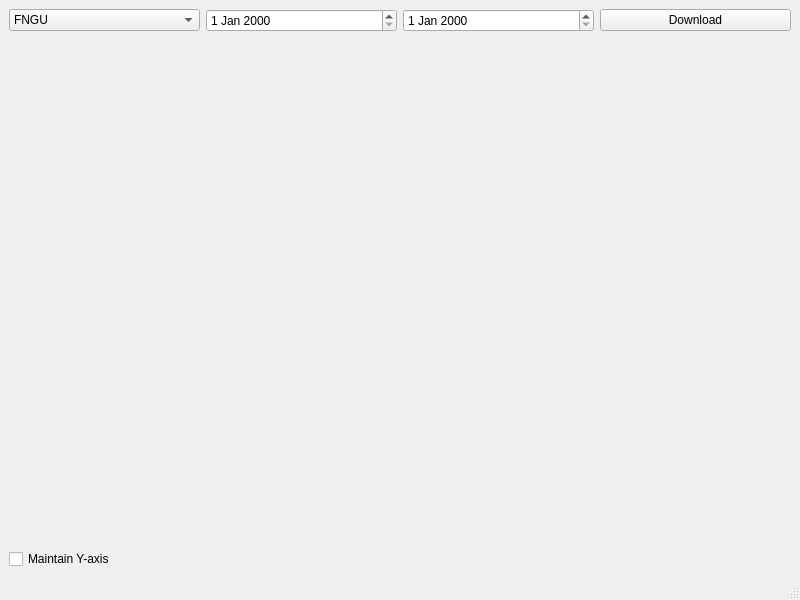
This is mainwindow.ui in NickReardon/Stock-Backtesting as Qt 5 draws it before an edit. The edited form follows.
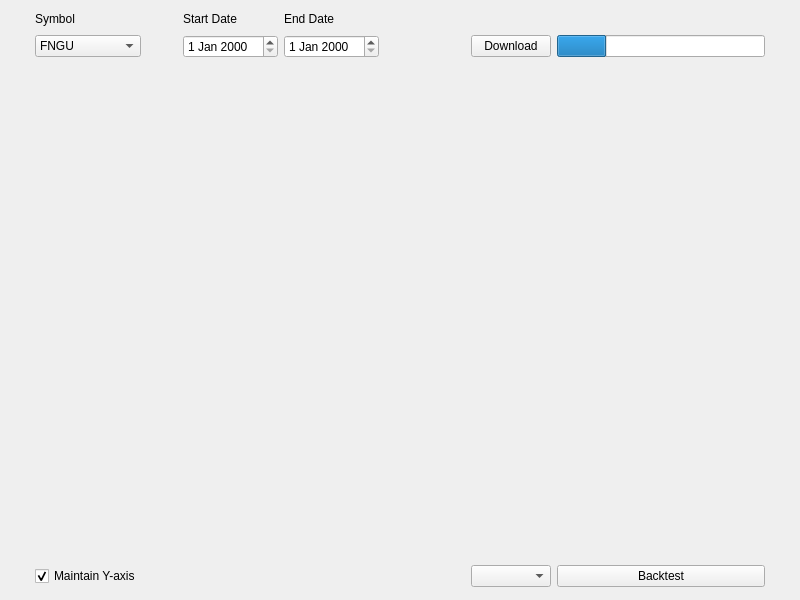
This is the edited form.

Commit message: Updated UI - Added backtest window - Added SMA

```diff
--- a/mainwindow.ui
+++ b/mainwindow.ui
@@ -15,17 +15,138 @@
   </property>
   <widget class="QWidget" name="centralwidget">
    <layout class="QGridLayout" name="gridLayout">
-    <item row="0" column="2">
+    <item row="1" column="3">
+     <widget class="QDateEdit" name="startDateEdit"/>
+    </item>
+    <item row="1" column="4">
      <widget class="QDateEdit" name="endDateEdit"/>
     </item>
+    <item row="5" column="0">
+     <spacer name="verticalSpacer_2">
+      <property name="orientation">
+       <enum>Qt::Orientation::Vertical</enum>
+      </property>
+      <property name="sizeType">
+       <enum>QSizePolicy::Policy::Fixed</enum>
+      </property>
+      <property name="sizeHint" stdset="0">
+       <size>
+        <width>20</width>
+        <height>30</height>
+       </size>
+      </property>
+     </spacer>
+    </item>
+    <item row="0" column="4">
+     <widget class="QLabel" name="endDateLabel">
+      <property name="sizePolicy">
+       <sizepolicy hsizetype="Fixed" vsizetype="Fixed">
+        <horstretch>0</horstretch>
+        <verstretch>0</verstretch>
+       </sizepolicy>
+      </property>
+      <property name="text">
+       <string>End Date</string>
+      </property>
+      <property name="alignment">
+       <set>Qt::AlignmentFlag::AlignBottom|Qt::AlignmentFlag::AlignLeading|Qt::AlignmentFlag::AlignLeft</set>
+      </property>
+     </widget>
+    </item>
+    <item row="1" column="2">
+     <spacer name="horizontalSpacer_3">
+      <property name="orientation">
+       <enum>Qt::Orientation::Horizontal</enum>
+      </property>
+      <property name="sizeType">
+       <enum>QSizePolicy::Policy::Maximum</enum>
+      </property>
+      <property name="sizeHint" stdset="0">
+       <size>
+        <width>30</width>
+        <height>20</height>
+       </size>
+      </property>
+     </spacer>
+    </item>
+    <item row="0" column="1">
+     <widget class="QLabel" name="symbolLabel">
+      <property name="sizePolicy">
+       <sizepolicy hsizetype="Fixed" vsizetype="Fixed">
+        <horstretch>0</horstretch>
+        <verstretch>0</verstretch>
+       </sizepolicy>
+      </property>
+      <property name="text">
+       <string>Symbol</string>
+      </property>
+      <property name="alignment">
+       <set>Qt::AlignmentFlag::AlignBottom|Qt::AlignmentFlag::AlignLeading|Qt::AlignmentFlag::AlignLeft</set>
+      </property>
+     </widget>
+    </item>
+    <item row="5" column="8">
+     <spacer name="verticalSpacer_4">
+      <property name="orientation">
+       <enum>Qt::Orientation::Vertical</enum>
+      </property>
+      <property name="sizeType">
+       <enum>QSizePolicy::Policy::Fixed</enum>
+      </property>
+      <property name="sizeHint" stdset="0">
+       <size>
+        <width>20</width>
+        <height>30</height>
+       </size>
+      </property>
+     </spacer>
+    </item>
     <item row="0" column="3">
+     <widget class="QLabel" name="startDateLabel">
+      <property name="sizePolicy">
+       <sizepolicy hsizetype="Fixed" vsizetype="Fixed">
+        <horstretch>0</horstretch>
+        <verstretch>0</verstretch>
+       </sizepolicy>
+      </property>
+      <property name="text">
+       <string>Start Date</string>
+      </property>
+      <property name="alignment">
+       <set>Qt::AlignmentFlag::AlignBottom|Qt::AlignmentFlag::AlignLeading|Qt::AlignmentFlag::AlignLeft</set>
+      </property>
+     </widget>
+    </item>
+    <item row="1" column="0">
+     <spacer name="horizontalSpacer">
+      <property name="orientation">
+       <enum>Qt::Orientation::Horizontal</enum>
+      </property>
+      <property name="sizeType">
+       <enum>QSizePolicy::Policy::Fixed</enum>
+      </property>
+      <property name="sizeHint" stdset="0">
+       <size>
+        <width>20</width>
+        <height>20</height>
+       </size>
+      </property>
+     </spacer>
+    </item>
+    <item row="1" column="6">
      <widget class="QPushButton" name="downloadButton">
+      <property name="sizePolicy">
+       <sizepolicy hsizetype="Maximum" vsizetype="Fixed">
+        <horstretch>0</horstretch>
+        <verstretch>0</verstretch>
+       </sizepolicy>
+      </property>
       <property name="text">
        <string>Download</string>
       </property>
      </widget>
     </item>
-    <item row="0" column="0">
+    <item row="1" column="1">
      <widget class="QComboBox" name="ETF_Dropdown">
       <item>
        <property name="text">
@@ -39,13 +160,7 @@
       </item>
      </widget>
     </item>
-    <item row="1" column="0" colspan="4">
-     <widget class="QWidget" name="plotWidget" native="true"/>
-    </item>
-    <item row="0" column="1">
-     <widget class="QDateEdit" name="startDateEdit"/>
-    </item>
-    <item row="3" column="0">
+    <item row="5" column="1">
      <widget class="QCheckBox" name="yAxisCheckbox">
       <property name="autoFillBackground">
        <bool>true</bool>
@@ -54,23 +169,182 @@
        <string>Maintain Y-axis</string>
       </property>
       <property name="checked">
+       <bool>true</bool>
+      </property>
+     </widget>
+    </item>
+    <item row="1" column="5">
+     <spacer name="horizontalSpacer_4">
+      <property name="orientation">
+       <enum>Qt::Orientation::Horizontal</enum>
+      </property>
+      <property name="sizeType">
+       <enum>QSizePolicy::Policy::Maximum</enum>
+      </property>
+      <property name="sizeHint" stdset="0">
+       <size>
+        <width>80</width>
+        <height>20</height>
+       </size>
+      </property>
+     </spacer>
+    </item>
+    <item row="5" column="7">
+     <widget class="QPushButton" name="backtestButton">
+      <property name="text">
+       <string>Backtest</string>
+      </property>
+     </widget>
+    </item>
+    <item row="5" column="6">
+     <widget class="QComboBox" name="strategyComboBox"/>
+    </item>
+    <item row="5" column="2" colspan="4">
+     <spacer name="horizontalSpacer_7">
+      <property name="orientation">
+       <enum>Qt::Orientation::Horizontal</enum>
+      </property>
+      <property name="sizeHint" stdset="0">
+       <size>
+        <width>40</width>
+        <height>20</height>
+       </size>
+      </property>
+     </spacer>
+    </item>
+    <item row="0" column="0">
+     <spacer name="verticalSpacer_5">
+      <property name="orientation">
+       <enum>Qt::Orientation::Vertical</enum>
+      </property>
+      <property name="sizeType">
+       <enum>QSizePolicy::Policy::Fixed</enum>
+      </property>
+      <property name="sizeHint" stdset="0">
+       <size>
+        <width>20</width>
+        <height>20</height>
+       </size>
+      </property>
+     </spacer>
+    </item>
+    <item row="2" column="0" rowspan="2" colspan="9">
+     <widget class="QWidget" name="plotWidget" native="true">
+      <property name="sizePolicy">
+       <sizepolicy hsizetype="Expanding" vsizetype="Expanding">
+        <horstretch>0</horstretch>
+        <verstretch>0</verstretch>
+       </sizepolicy>
+      </property>
+     </widget>
+    </item>
+    <item row="1" column="7">
+     <widget class="QProgressBar" name="progressBar">
+      <property name="sizePolicy">
+       <sizepolicy hsizetype="Expanding" vsizetype="Fixed">
+        <horstretch>0</horstretch>
+        <verstretch>0</verstretch>
+       </sizepolicy>
+      </property>
+      <property name="minimumSize">
+       <size>
+        <width>0</width>
+        <height>0</height>
+       </size>
+      </property>
+      <property name="autoFillBackground">
+       <bool>true</bool>
+      </property>
+      <property name="value">
+       <number>24</number>
+      </property>
+      <property name="textVisible">
        <bool>false</bool>
       </property>
+      <property name="orientation">
+       <enum>Qt::Orientation::Horizontal</enum>
+      </property>
      </widget>
     </item>
+    <item row="1" column="8">
+     <spacer name="horizontalSpacer_2">
+      <property name="orientation">
+       <enum>Qt::Orientation::Horizontal</enum>
+      </property>
+      <property name="sizeType">
+       <enum>QSizePolicy::Policy::Fixed</enum>
+      </property>
+      <property name="sizeHint" stdset="0">
+       <size>
+        <width>20</width>
+        <height>20</height>
+       </size>
+      </property>
+     </spacer>
+    </item>
+    <item row="0" column="8">
+     <spacer name="horizontalSpacer_5">
+      <property name="orientation">
+       <enum>Qt::Orientation::Horizontal</enum>
+      </property>
+      <property name="sizeType">
+       <enum>QSizePolicy::Policy::Fixed</enum>
+      </property>
+      <property name="sizeHint" stdset="0">
+       <size>
+        <width>20</width>
+        <height>20</height>
+       </size>
+      </property>
+     </spacer>
+    </item>
+    <item row="0" column="7">
+     <spacer name="horizontalSpacer_6">
+      <property name="orientation">
+       <enum>Qt::Orientation::Horizontal</enum>
+      </property>
+      <property name="sizeHint" stdset="0">
+       <size>
+        <width>40</width>
+        <height>20</height>
+       </size>
+      </property>
+     </spacer>
+    </item>
+    <item row="0" column="5">
+     <spacer name="horizontalSpacer_8">
+      <property name="orientation">
+       <enum>Qt::Orientation::Horizontal</enum>
+      </property>
+      <property name="sizeType">
+       <enum>QSizePolicy::Policy::Maximum</enum>
+      </property>
+      <property name="sizeHint" stdset="0">
+       <size>
+        <width>80</width>
+        <height>20</height>
+       </size>
+      </property>
+     </spacer>
+    </item>
+    <item row="0" column="6">
+     <spacer name="horizontalSpacer_9">
+      <property name="orientation">
+       <enum>Qt::Orientation::Horizontal</enum>
+      </property>
+      <property name="sizeType">
+       <enum>QSizePolicy::Policy::Preferred</enum>
+      </property>
+      <property name="sizeHint" stdset="0">
+       <size>
+        <width>40</width>
+        <height>20</height>
+       </size>
+      </property>
+     </spacer>
+    </item>
    </layout>
   </widget>
-  <widget class="QMenuBar" name="menubar">
-   <property name="geometry">
-    <rect>
-     <x>0</x>
-     <y>0</y>
-     <width>800</width>
-     <height>21</height>
-    </rect>
-   </property>
-  </widget>
-  <widget class="QStatusBar" name="statusbar"/>
  </widget>
  <resources/>
  <connections/>
```
The commit also changes 9 other files.
